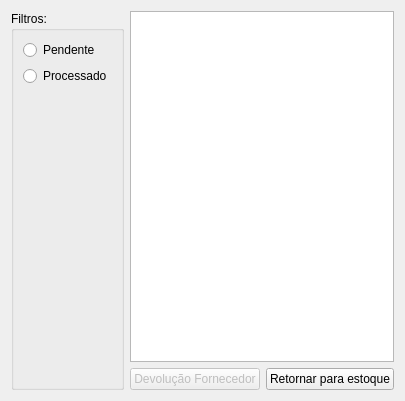
Before: the Qt Designer form ui/widgetcompradevolucao.ui in lellisls/ERP-STACCATO, drawn with Qt 5.
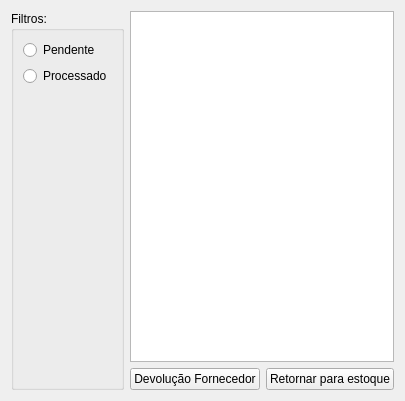
After: the same form once the commit is applied. Custom widgets are drawn as their Qt base class.

The edit to the form file:
```diff
--- a/ui/widgetcompradevolucao.ui
+++ b/ui/widgetcompradevolucao.ui
@@ -38,7 +38,7 @@
      <item row="1" column="1">
       <widget class="QPushButton" name="pushButton">
        <property name="enabled">
-        <bool>false</bool>
+        <bool>true</bool>
        </property>
        <property name="text">
         <string>Devolução Fornecedor</string>
```
Left out of the diff: 2 changed lines with no effect on the pictures.
